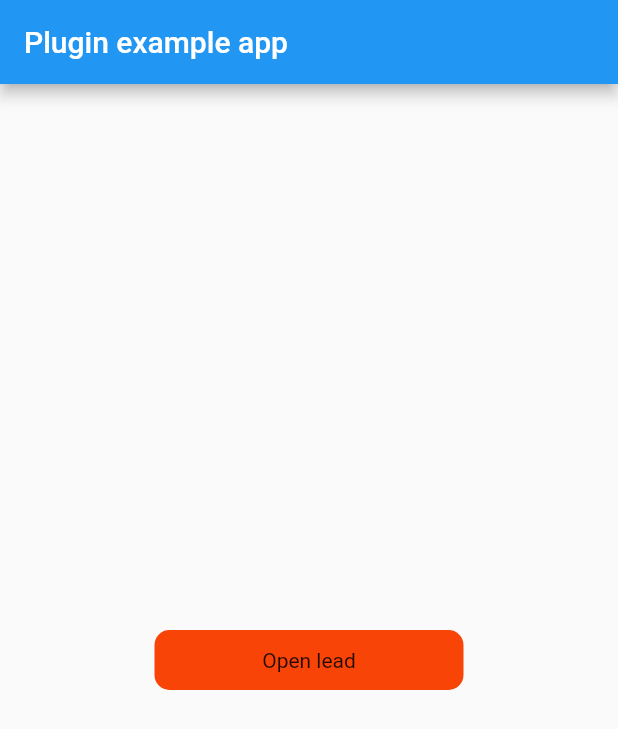
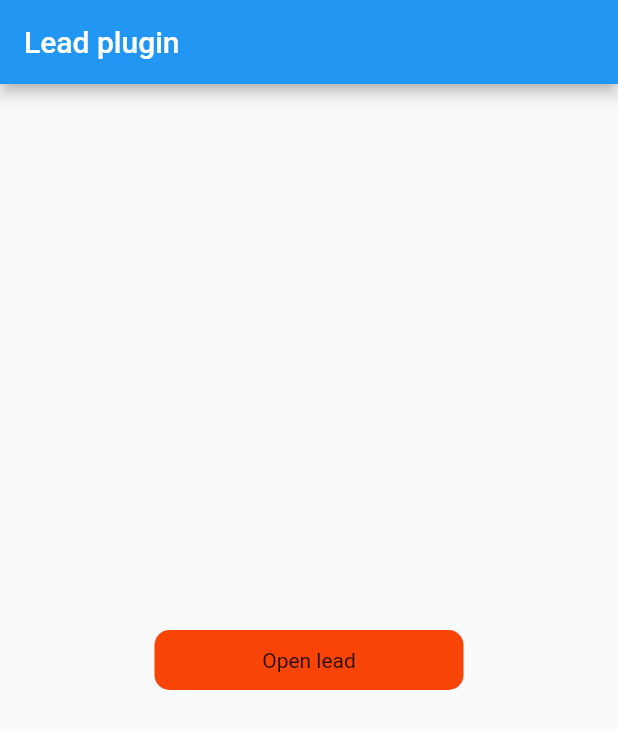
Before and after one commit to leovu/epoints_lead, a Flutter app: the screen it shows after launch, on a phone screen of 412 x 824 dp. Shown: the top 729 px of the screen. Run offline on Flutter 3.47's test engine with Material 2 defaults, Android fonts, the phone set to English and light mode, and no system bars; our stand-ins replace auto_size_text, cached_network_image, connectivity_plus, dotted_border, file_picker, flutter_widget_from_html and 7 more; missing offline and left inert: aws_s3_upload, dart:ffi, dart:html, draggable_expandable_fab, flutter_phone_direct_caller.

Commit message:
push
push

```diff
--- a/example/lib/main.dart
+++ b/example/lib/main.dart
@@ -29,7 +29,7 @@ class _MyAppState extends State<MyApp> {
     return MaterialApp(
       home: Scaffold(
         appBar: AppBar(
-          title: const Text('Plugin example app'),
+          title: const Text('Lead plugin'),
         ),
         body: Center(
           child: InkWell(
```
